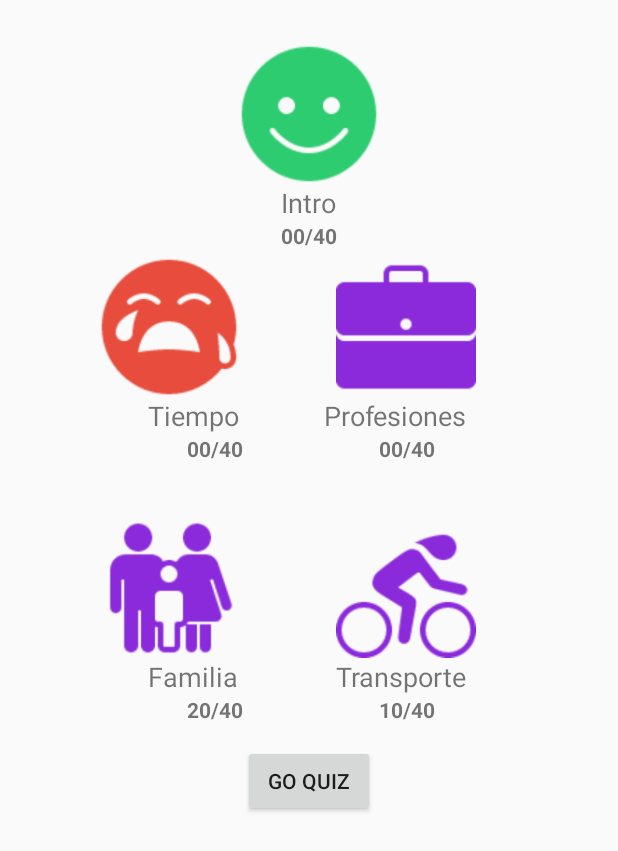
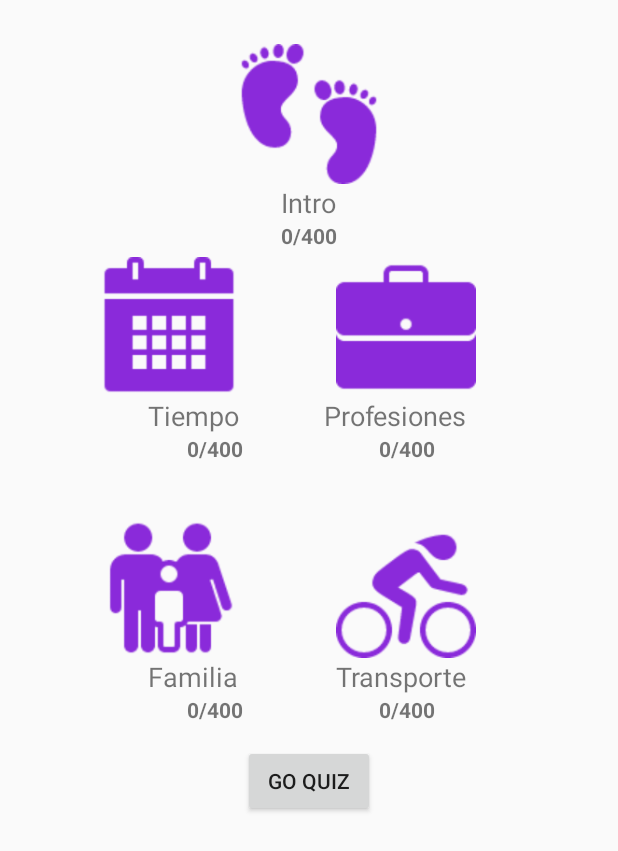
Before and after one commit to alfredorojas95/SenApp, an Android app: the fragment FragmentBienvenida shown on its own in the app's theme, on a phone screen of 412 x 824 dp. Shown: the top 851 px of the screen. Run offline under Robolectric (Android 15) with nearby library versions, the phone set to English and light mode, and no system bars; our stand-ins replace Firebase (no records; nobody signed in at launch, a user with empty details on screens opened directly); 10 statements that could not run were skipped.

Commit message:
conexion puntajes con firebase

```diff
--- a/app/src/main/java/com/example/alfredo/senapp/MainActivity.java
+++ b/app/src/main/java/com/example/alfredo/senapp/MainActivity.java
@@ -138,7 +138,7 @@
 
          if (id == R.id.nav_bienvenida) {
             fragmentManager.beginTransaction().replace(R.id.content_main, new FragmentBienvenida()).commit();
-            this.setTitle("Puntajes");
+            this.setTitle("Puntajes Quiz");
         }else if (id == R.id.nav_diccionario) {
             // Handle the camera action
             fragmentManager.beginTransaction().replace(R.id.content_main, new FragmentDiccionario()).commit();
--- a/app/src/main/res/layout/fragment_fragment_bienvenida.xml
+++ b/app/src/main/res/layout/fragment_fragment_bienvenida.xml
@@ -115,56 +115,56 @@
         android:layout_alignEnd="@+id/textView7" />
 
     <TextView
-        android:text="00/40"
+        android:text="0/400"
         android:textStyle="bold"
         android:layout_width="wrap_content"
         android:layout_height="wrap_content"
         android:layout_below="@+id/textView4"
         android:layout_centerHorizontal="true"
-        android:id="@+id/textView2" />
+        android:id="@+id/text_puntaje_intro" />
 
     <TextView
-        android:text="00/40"
+        android:text="0/400"
         android:textStyle="bold"
         android:layout_width="wrap_content"
         android:layout_height="wrap_content"
-        android:id="@+id/textView9"
+        android:id="@+id/text_puntaje_tiempo"
         android:layout_below="@+id/textView5"
         android:layout_toStartOf="@+id/btn_goQuiz" />
 
     <TextView
-        android:text="00/40"
+        android:text="0/400"
         android:textStyle="bold"
         android:layout_width="wrap_content"
         android:layout_height="wrap_content"
-        android:id="@+id/textView10"
+        android:id="@+id/text_puntaje_profesion"
         android:layout_below="@+id/textView6"
         android:layout_toEndOf="@+id/btn_intro" />
 
     <TextView
-        android:text="20/40"
+        android:text="0/400"
         android:textStyle="bold"
         android:layout_width="wrap_content"
         android:layout_height="wrap_content"
-        android:id="@+id/textView11"
+        android:id="@+id/text_puntaje_familia"
         android:layout_below="@+id/textView8"
         android:layout_toStartOf="@+id/btn_goQuiz" />
 
     <TextView
-        android:text="10/40"
+        android:text="0/400"
         android:textStyle="bold"
         android:layout_width="wrap_content"
         android:layout_height="wrap_content"
-        android:id="@+id/textView12"
+        android:id="@+id/text_puntaje_reansporte"
         android:layout_below="@+id/textView7"
-        android:layout_alignStart="@+id/textView10" />
+        android:layout_alignStart="@+id/text_puntaje_profesion" />
 
     <Button
         android:text="Go Quiz"
         android:layout_width="wrap_content"
         android:layout_height="wrap_content"
         android:id="@+id/btn_goQuiz"
-        android:layout_below="@+id/textView12"
+        android:layout_below="@+id/text_puntaje_reansporte"
         android:layout_centerHorizontal="true"
         android:layout_marginTop="14dp" />
 
```
Also changed, not shown: app/src/main/java/com/example/alfredo/senapp/FragmentBienvenida.java (+178 -5 lines).
